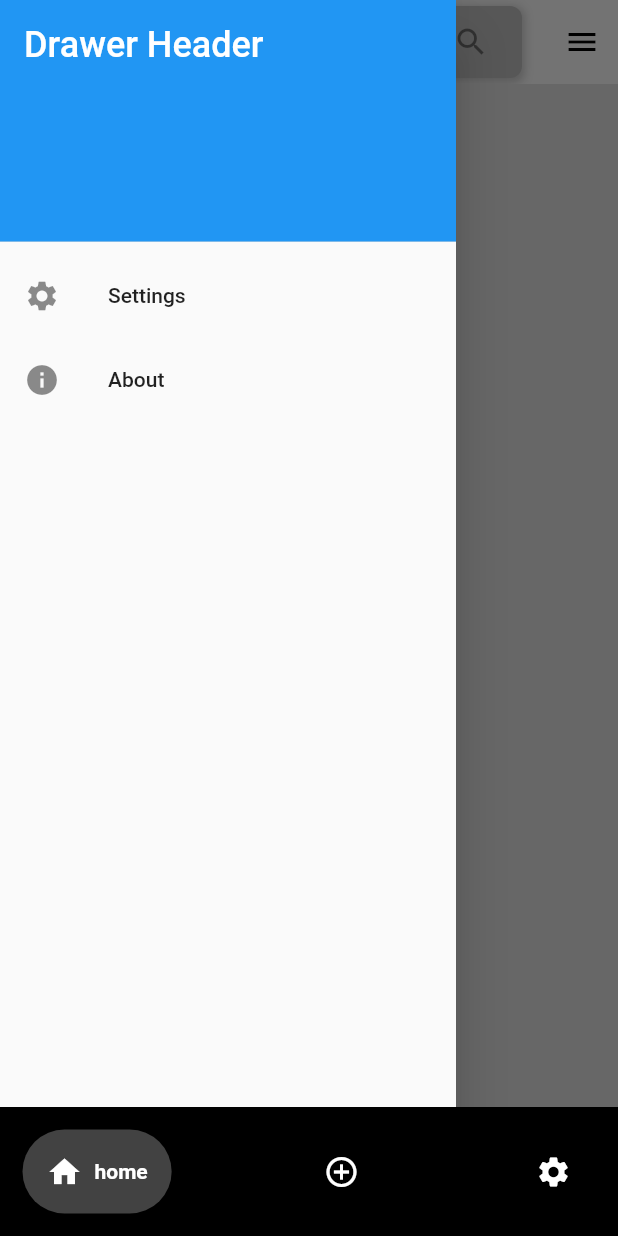
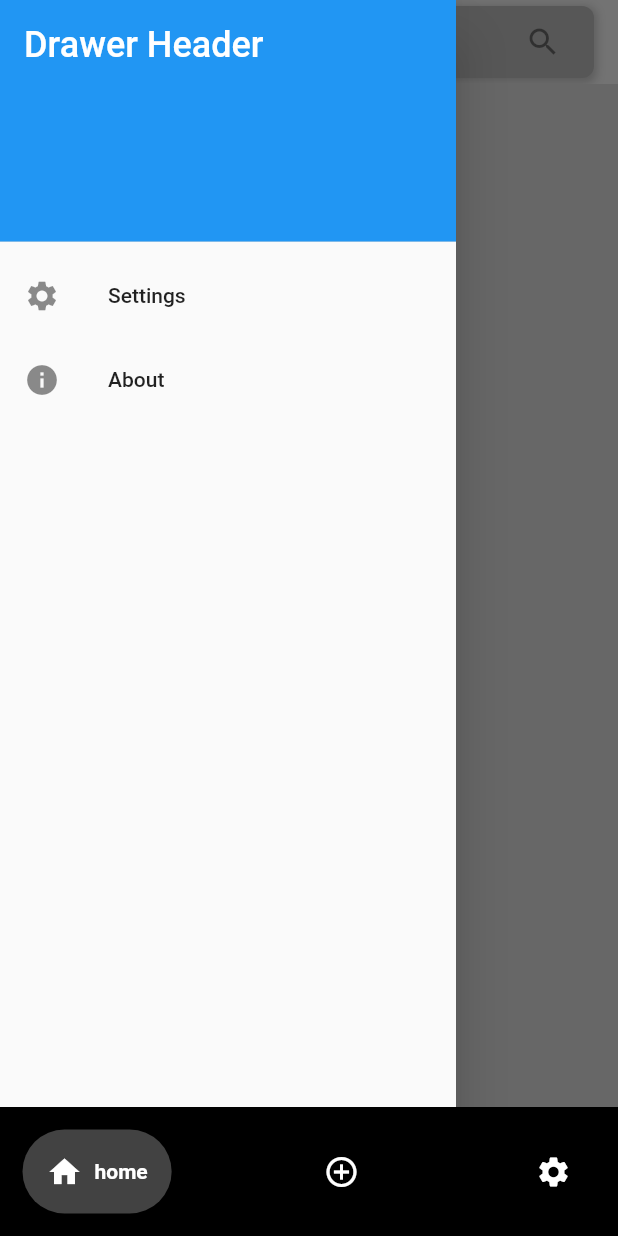
Before and after one commit to alaabouremoum/gym_application, a Flutter app: the screen it shows after launch, with the side drawer open, on a phone screen of 412 x 824 dp. Run offline on Flutter 3.47's test engine with Material 2 defaults, Android fonts, the phone set to English and light mode, and no system bars; drawn by our look-alikes of google_nav_bar; our stand-ins replace get, get_storage, image_picker.

Commit message:
last update

```diff
--- /dev/null
+++ b/lib/Theme/ThemeServices.dart
@@ -0,0 +1,60 @@
+import 'package:flutter/material.dart';
+import 'package:get/get.dart';
+import 'package:get/get_core/src/get_main.dart';
+import 'package:get_storage/get_storage.dart';
+
+class ThemeService{
+
+   final lightTheme = ThemeData.light().copyWith(
+
+  //  primaryColor: Colors.blueGrey.shade300,
+
+   appBarTheme: const AppBarTheme(),
+
+   dividerColor: Colors.black12,
+
+  );
+
+ final darkTheme = ThemeData.dark().copyWith(
+
+   primaryColor: Colors.blue,
+
+   appBarTheme: const AppBarTheme(),
+
+   dividerColor: Colors.white54,
+
+
+  );
+    final _getStorage = GetStorage();
+
+    final _darkThemeKey = 'isDarkTheme';
+
+     void saveThemeData(bool isDarkMode) {
+
+       _getStorage.write(_darkThemeKey, isDarkMode);
+
+     }
+
+
+        bool isSavedDarkMode() {
+
+         return _getStorage.read(_darkThemeKey) ?? false;
+
+       }
+
+
+          ThemeMode getThemeMode() {
+
+            return isSavedDarkMode() ? ThemeMode.dark : ThemeMode.light;
+
+          }
+
+             void changeTheme() {
+
+              Get.changeThemeMode(isSavedDarkMode() ? ThemeMode.light : ThemeMode.dark);
+
+              saveThemeData(!isSavedDarkMode());
+
+            }
+
+}
--- a/lib/bottomnavbar.dart
+++ b/lib/bottomnavbar.dart
@@ -41,7 +41,7 @@ class _BottomNavBarState extends State<BottomNavBar> {   int _selectedIndex = 0;
       onGenerateRoute: (settings) {
         return MaterialPageRoute(
           settings: settings,
-          builder: (context) => const Settings(),
+          builder: (context) =>  Settings(),
         );
       },
     ),
--- a/lib/componenet/home.dart
+++ b/lib/componenet/home.dart
@@ -1,3 +1,5 @@
+
+
 import 'dart:io';
 
 import 'package:flutter/material.dart';
@@ -5,6 +7,8 @@ import 'package:flutter_application_1/modules/sideBar.dart';
 import 'package:flutter_application_1/widgets/user.dart';
 import 'package:get/get.dart';
 import 'DataController.dart';
+
+
 
 class Home extends StatefulWidget {
   @override
@@ -18,11 +22,17 @@ class _HomeState extends State<Home> {
 
   void _deleteUser(User user) {
     dataController.deleteUser(user);
+    setState(() {
+      _filteredUsers.remove(user);
+    });
   }
 
   void _paymentUser(User user) {
     dataController.startTimer(user);
+
   }
+
+
 
   void searchUser(String query) {
     List<User> users = dataController.users;
@@ -51,7 +61,9 @@ class _HomeState extends State<Home> {
         elevation: 0,
         backgroundColor: Colors.transparent,
         title: Container(
-          padding: EdgeInsets.symmetric(horizontal: 10, ),
+          padding: EdgeInsets.symmetric(
+            horizontal: 10,
+          ),
           decoration: BoxDecoration(
             color: Colors.grey[400],
             borderRadius: BorderRadius.circular(8),
@@ -62,7 +74,8 @@ class _HomeState extends State<Home> {
                 blurRadius: 4,
                 offset: Offset(0, 2),
               ),
-              ]),
+            ],
+          ),
           child: TextField(
             onChanged: (query) => searchUser(query),
             decoration: InputDecoration(
@@ -74,27 +87,25 @@ class _HomeState extends State<Home> {
             style: TextStyle(color: Colors.white),
           ),
         ),
-        actions: [
-          IconButton( icon: Icon(Icons.menu),
-          color: Colors.black,
-            onPressed: () => Scaffold.of(context).openDrawer(),)
-        ],
-
       ),
-      drawer: SideBar(),
+      drawer: const SideBar(),
       body: Container(
         color: Colors.grey[300],
         padding: EdgeInsets.all(16.0),
         child: Obx(() {
-          if (_filteredUsers.isEmpty) {
+          if (dataController.users.isEmpty) {
             return Center(
               child: Text("No users found."),
             );
           } else {
+            List<User> usersToDisplay = _filteredUsers.isNotEmpty
+                ? _filteredUsers
+                : dataController.users;
             return ListView.builder(
-              itemCount: _filteredUsers.length,
+              itemCount: usersToDisplay.length,
               itemBuilder: (BuildContext context, int index) {
-                final user = _filteredUsers[index];
+                final user = usersToDisplay[index];
+
                 return Padding(
                   padding: const EdgeInsets.all(10),
                   child: User(
@@ -102,8 +113,8 @@ class _HomeState extends State<Home> {
                     phoneNumber: user.phoneNumber,
                     photoPath: user.photoPath,
                     onDelete: () => _deleteUser(user),
-                    payment: () => _paymentUser(user),
-                    remainingTime: dataController.remainingTime,
+                    // payment: () => _paymentUser(user),
+                    // remainingTime: dataController.remainingTime,
                   ),
                 );
               },
--- a/lib/main.dart
+++ b/lib/main.dart
@@ -4,9 +4,12 @@ import 'package:flutter_application_1/bottomnavbar.dart';
 
 import 'package:flutter_application_1/componenet/home.dart';
 import 'package:get/get_navigation/src/root/get_material_app.dart';
+import 'package:get_storage/get_storage.dart';
+import 'Theme/ThemeServices.dart';
 import 'loadingPage.dart';
 
-void main() {
+void main() async {
+  await GetStorage.init();
   runApp(const MyApp());
 }
 
@@ -16,7 +19,10 @@ class MyApp extends StatelessWidget {
   // This widget is the root of your application.
   @override
   Widget build(BuildContext context) {
-    return const GetMaterialApp (
+    return  GetMaterialApp (
+        theme: ThemeService().lightTheme,
+        darkTheme: ThemeService().darkTheme,
+        themeMode: ThemeService().getThemeMode(),
 
       debugShowCheckedModeBanner: false,
         home: LoadingPage(),
--- a/pubspec.yaml
+++ b/pubspec.yaml
@@ -40,6 +40,7 @@ dependencies:
   image_picker: ^0.8.7+1
   path_provider: ^2.0.14
   get: ^4.6.5
+  get_storage: ^2.1.1
   flutter_svg: ^2.0.4
   rive: ^0.10.3
 
```
Also changed, not shown: lib/componenet/DataController.dart (+12 -22 lines), lib/componenet/settings.dart (+37 -7 lines), lib/widgets/user.dart (+24 -5 lines), pubspec.lock. Lines whose indentation alone changed are shown as unchanged.
